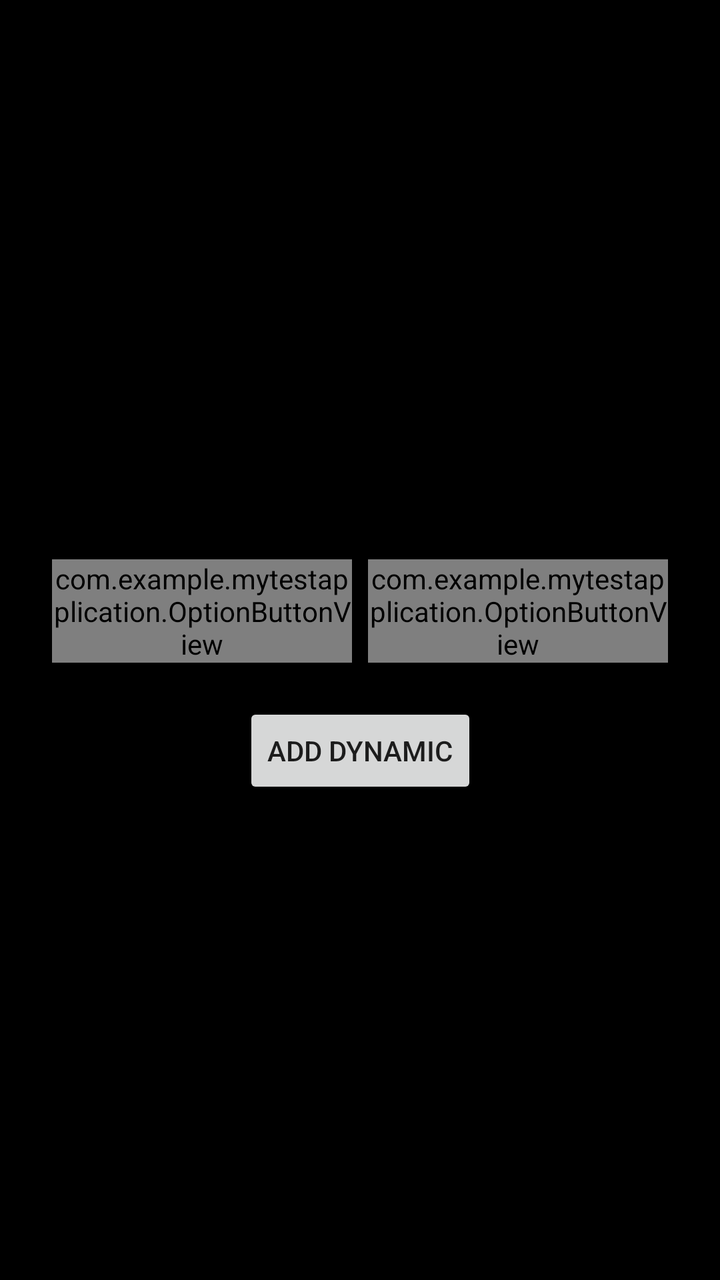
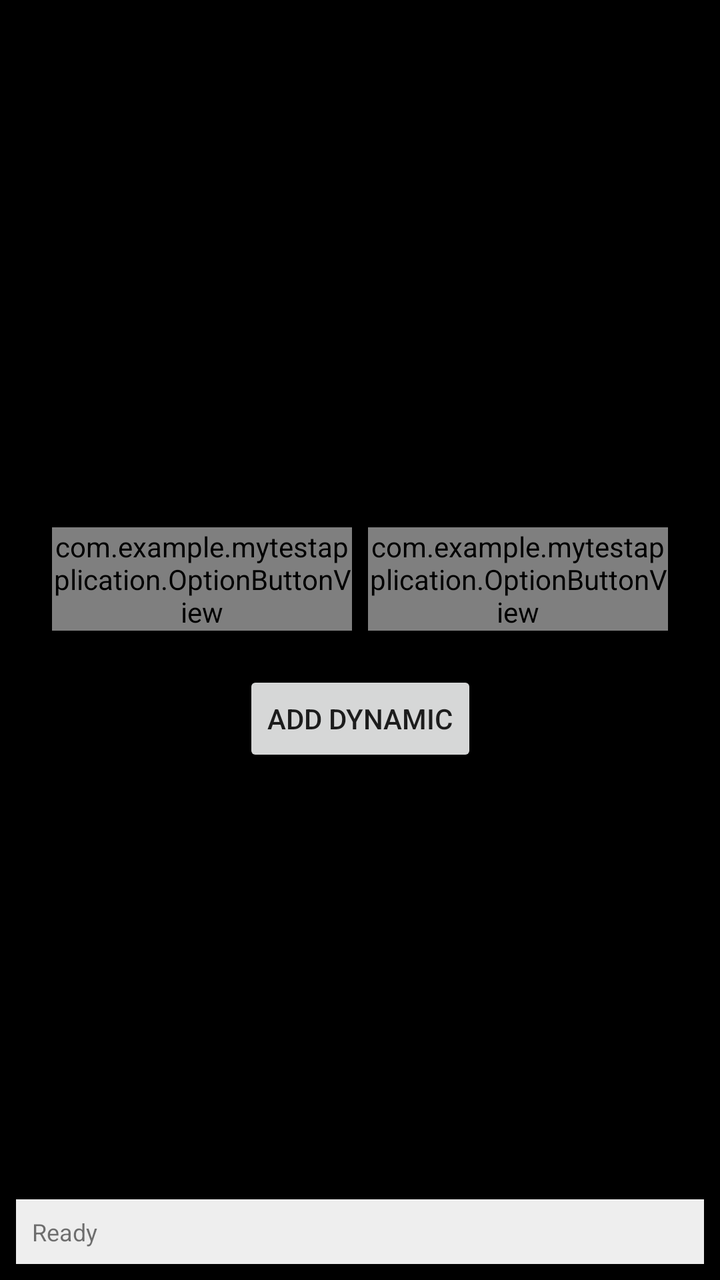

Before-and-after screenshots of an Android layout around one commit, followed by the original layout XML and the change that was made.
<!-- AndroidManifest.xml: activity theme Theme.MyTestApplication -->
<!-- res/layout/activity_main.xml -->
<?xml version="1.0" encoding="utf-8"?>
<androidx.constraintlayout.widget.ConstraintLayout xmlns:android="http://schemas.android.com/apk/res/android"
    xmlns:app="http://schemas.android.com/apk/res-auto"
    android:layout_width="match_parent"
    android:layout_height="match_parent"
    android:padding="8dp">

    <TextView
        android:id="@+id/tvKeyboardStatus"
        android:layout_width="wrap_content"
        android:layout_height="wrap_content"
        android:padding="8dp"
        android:text="Keyboard status: Checking..."
        android:textSize="14sp"
        android:textStyle="bold"
        app:layout_constraintEnd_toEndOf="parent"
        app:layout_constraintStart_toStartOf="parent"
        app:layout_constraintTop_toTopOf="parent" />

    <GridLayout
        android:id="@+id/optionsGrid"
        android:layout_width="wrap_content"
        android:layout_height="wrap_content"
        android:columnCount="2"
        android:useDefaultMargins="true"
        app:layout_constraintBottom_toTopOf="@+id/btnAddDynamic"
        app:layout_constraintEnd_toEndOf="parent"
        app:layout_constraintStart_toStartOf="parent"
        app:layout_constraintTop_toBottomOf="@id/tvKeyboardStatus"
        app:layout_constraintVertical_chainStyle="packed">

        <com.example.mytestapplication.OptionButtonView
            android:id="@+id/optionA"
            android:layout_width="@dimen/option_button_width"
            android:layout_height="wrap_content"
            app:optionText="OptionA"
            app:shortcutText="[F]" />

        <com.example.mytestapplication.OptionButtonView
            android:id="@+id/optionB"
            android:layout_width="@dimen/option_button_width"
            android:layout_height="wrap_content"
            app:optionText="OptionB"
            app:shortcutText="[J]" />

    </GridLayout>

    <Button
        android:id="@+id/btnAddDynamic"
        android:layout_width="wrap_content"
        android:layout_height="wrap_content"
        android:layout_marginTop="16dp"
        android:text="Add Dynamic"
        app:layout_constraintBottom_toBottomOf="parent"
        app:layout_constraintEnd_toEndOf="parent"
        app:layout_constraintStart_toStartOf="parent"
        app:layout_constraintTop_toBottomOf="@id/optionsGrid" />

</androidx.constraintlayout.widget.ConstraintLayout>
<!-- resources referenced by this layout -->
<resources>
  <dimen name="option_button_width">150dp</dimen>
  <style name="Theme.MyTestApplication" parent="Base.Theme.MyTestApplication" />
  <style name="Base.Theme.MyTestApplication" parent="Theme.AppCompat.DayNight.NoActionBar">
          
          <item name="android:windowBackground">@color/black</item>
      </style>
  <color name="black">#FF000000</color>
</resources>

<!-- the commit's change to res/layout/activity_main.xml (unified diff, before → after) -->
@@ -51,9 +51,21 @@
         android:layout_height="wrap_content"
         android:layout_marginTop="16dp"
         android:text="Add Dynamic"
-        app:layout_constraintBottom_toBottomOf="parent"
+        app:layout_constraintBottom_toTopOf="@id/tvStatus"
         app:layout_constraintEnd_toEndOf="parent"
         app:layout_constraintStart_toStartOf="parent"
         app:layout_constraintTop_toBottomOf="@id/optionsGrid" />
 
+    <TextView
+        android:id="@+id/tvStatus"
+        android:layout_width="0dp"
+        android:layout_height="wrap_content"
+        android:background="#EEEEEE"
+        android:padding="8dp"
+        android:text="Ready"
+        android:textSize="12sp"
+        app:layout_constraintBottom_toBottomOf="parent"
+        app:layout_constraintEnd_toEndOf="parent"
+        app:layout_constraintStart_toStartOf="parent" />
+
 </androidx.constraintlayout.widget.ConstraintLayout>
